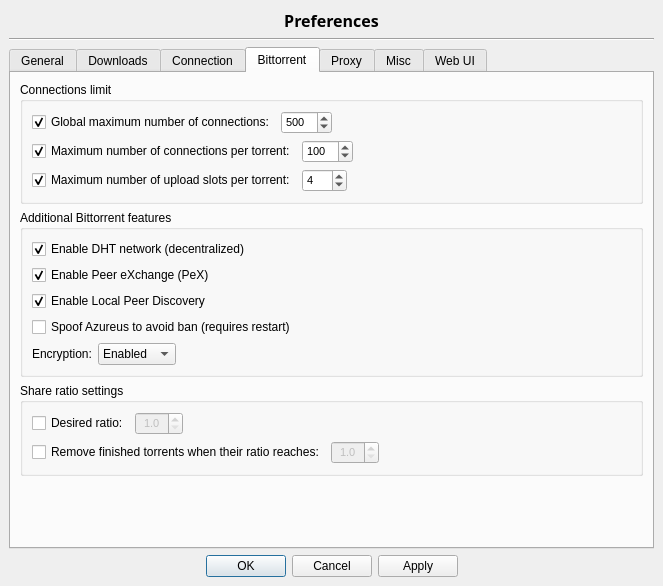
This is src/options.ui in SysAdminDoc/qBittorrent-Vanced as Qt 5 draws it before an edit. The edited form follows.
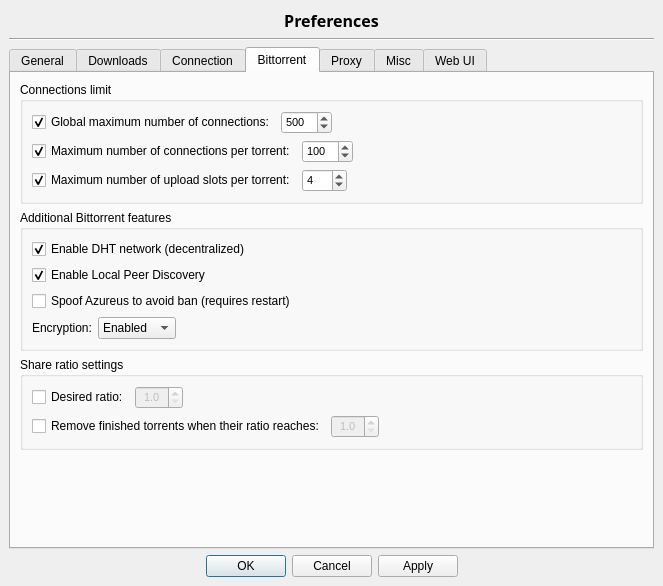
This is the edited form. The open tabs and pages were chosen to show the change. Icons and pictures are not drawn.

Commit message: - Added support for 2 new extensions (uTorrent metadata and smart ban plugin) - Removed option to disable uTorrent Peer eXchange (PeX) -> always ON

Diff of the .ui file:
```diff
--- a/src/options.ui
+++ b/src/options.ui
@@ -1068,16 +1068,6 @@
             </property>
            </widget>
           </item>
-          <item>
-           <widget class="QCheckBox" name="checkPeX" >
-            <property name="text" >
-             <string>Enable Peer eXchange (PeX)</string>
-            </property>
-            <property name="checked" >
-             <bool>true</bool>
-            </property>
-           </widget>
-          </item>
           <item>
            <widget class="QCheckBox" name="checkLSD" >
             <property name="text" >
```
Left out of the diff: 1 changed line with no effect on the pictures. The commit also changes 5 other files.
